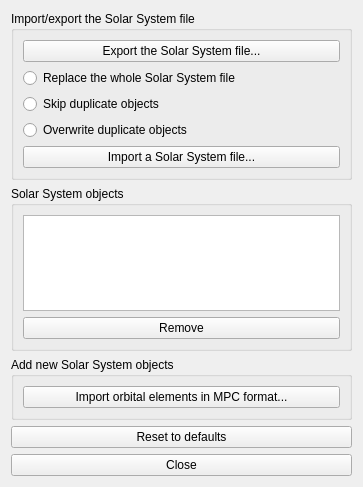
First picture: the form in plugins/CometsAsteroidsImporter/src/gui/solarSystemManagerWindow.ui, repository 519984307/stellarium_src, before the edit.
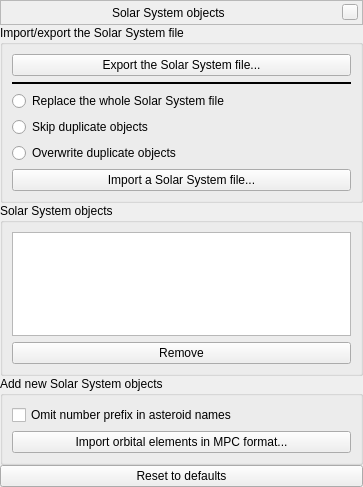
Second picture: the form after the edit. Custom widgets are drawn as their Qt base class.

Commit message: GUI: added window title bar

Patch:
```diff
--- a/plugins/CometsAsteroidsImporter/src/gui/solarSystemManagerWindow.ui
+++ b/plugins/CometsAsteroidsImporter/src/gui/solarSystemManagerWindow.ui
@@ -11,6 +11,115 @@
    </rect>
   </property>
   <layout class="QVBoxLayout" name="verticalLayout">
+   <property name="spacing">
+    <number>0</number>
+   </property>
+   <property name="margin">
+    <number>0</number>
+   </property>
+   <item>
+    <widget class="BarFrame" name="LocationBar">
+     <property name="sizePolicy">
+      <sizepolicy hsizetype="Expanding" vsizetype="Minimum">
+       <horstretch>0</horstretch>
+       <verstretch>0</verstretch>
+      </sizepolicy>
+     </property>
+     <property name="minimumSize">
+      <size>
+       <width>0</width>
+       <height>25</height>
+      </size>
+     </property>
+     <property name="maximumSize">
+      <size>
+       <width>16777215</width>
+       <height>30</height>
+      </size>
+     </property>
+     <property name="focusPolicy">
+      <enum>Qt::NoFocus</enum>
+     </property>
+     <property name="autoFillBackground">
+      <bool>false</bool>
+     </property>
+     <property name="frameShape">
+      <enum>QFrame::StyledPanel</enum>
+     </property>
+     <layout class="QHBoxLayout">
+      <property name="spacing">
+       <number>6</number>
+      </property>
+      <property name="leftMargin">
+       <number>0</number>
+      </property>
+      <property name="topMargin">
+       <number>0</number>
+      </property>
+      <property name="rightMargin">
+       <number>4</number>
+      </property>
+      <property name="bottomMargin">
+       <number>0</number>
+      </property>
+      <item>
+       <spacer name="leftSpacer">
+        <property name="orientation">
+         <enum>Qt::Horizontal</enum>
+        </property>
+        <property name="sizeHint" stdset="0">
+         <size>
+          <width>40</width>
+          <height>20</height>
+         </size>
+        </property>
+       </spacer>
+      </item>
+      <item>
+       <widget class="QLabel" name="stelWindowTitle">
+        <property name="text">
+         <string>Solar System objects</string>
+        </property>
+       </widget>
+      </item>
+      <item>
+       <spacer name="rightSpacer">
+        <property name="orientation">
+         <enum>Qt::Horizontal</enum>
+        </property>
+        <property name="sizeHint" stdset="0">
+         <size>
+          <width>40</width>
+          <height>20</height>
+         </size>
+        </property>
+       </spacer>
+      </item>
+      <item>
+       <widget class="QPushButton" name="closeStelWindow">
+        <property name="minimumSize">
+         <size>
+          <width>16</width>
+          <height>16</height>
+         </size>
+        </property>
+        <property name="maximumSize">
+         <size>
+          <width>16</width>
+          <height>16</height>
+         </size>
+        </property>
+        <property name="focusPolicy">
+         <enum>Qt::NoFocus</enum>
+        </property>
+        <property name="text">
+         <string/>
+        </property>
+       </widget>
+      </item>
+     </layout>
+    </widget>
+   </item>
    <item>
     <widget class="QGroupBox" name="groupBoxSystemFile">
      <property name="title">
@@ -24,6 +133,19 @@
         </property>
        </widget>
       </item>
+      <item>
+       <widget class="Line" name="line">
+        <property name="frameShadow">
+         <enum>QFrame::Plain</enum>
+        </property>
+        <property name="lineWidth">
+         <number>2</number>
+        </property>
+        <property name="orientation">
+         <enum>Qt::Horizontal</enum>
+        </property>
+       </widget>
+      </item>
       <item>
        <widget class="QRadioButton" name="radioButtonReplace">
         <property name="text">
@@ -80,6 +202,16 @@
       <string>Add new Solar System objects</string>
      </property>
      <layout class="QVBoxLayout" name="verticalLayout_4">
+      <item>
+       <widget class="QCheckBox" name="checkBoxOmitNumber">
+        <property name="toolTip">
+         <string comment="Tooltip text for &quot;Omit number prefix in asteroid names&quot;">For example, use &quot;Vesta&quot; instead of &quot;(4) Vesta&quot;</string>
+        </property>
+        <property name="text">
+         <string comment="For example, use &quot;Vesta&quot; instead of &quot;(4) Vesta&quot;">Omit number prefix in asteroid names</string>
+        </property>
+       </widget>
+      </item>
       <item>
        <widget class="QPushButton" name="pushButtonImportMPC">
         <property name="text">
@@ -97,15 +229,16 @@
      </property>
     </widget>
    </item>
-   <item>
-    <widget class="QPushButton" name="close">
-     <property name="text">
-      <string>Close</string>
-     </property>
-    </widget>
-   </item>
   </layout>
  </widget>
+ <customwidgets>
+  <customwidget>
+   <class>BarFrame</class>
+   <extends>QFrame</extends>
+   <header>Dialog.hpp</header>
+   <container>1</container>
+  </customwidget>
+ </customwidgets>
  <resources/>
  <connections/>
 </ui>
```
The commit also changes 1 other file.
